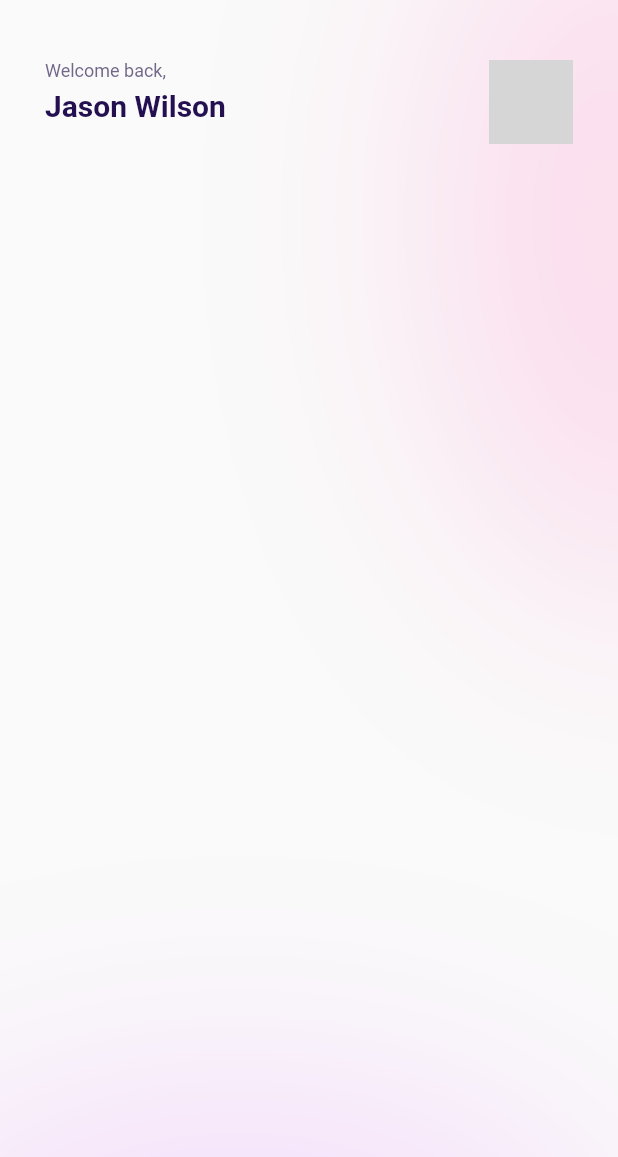
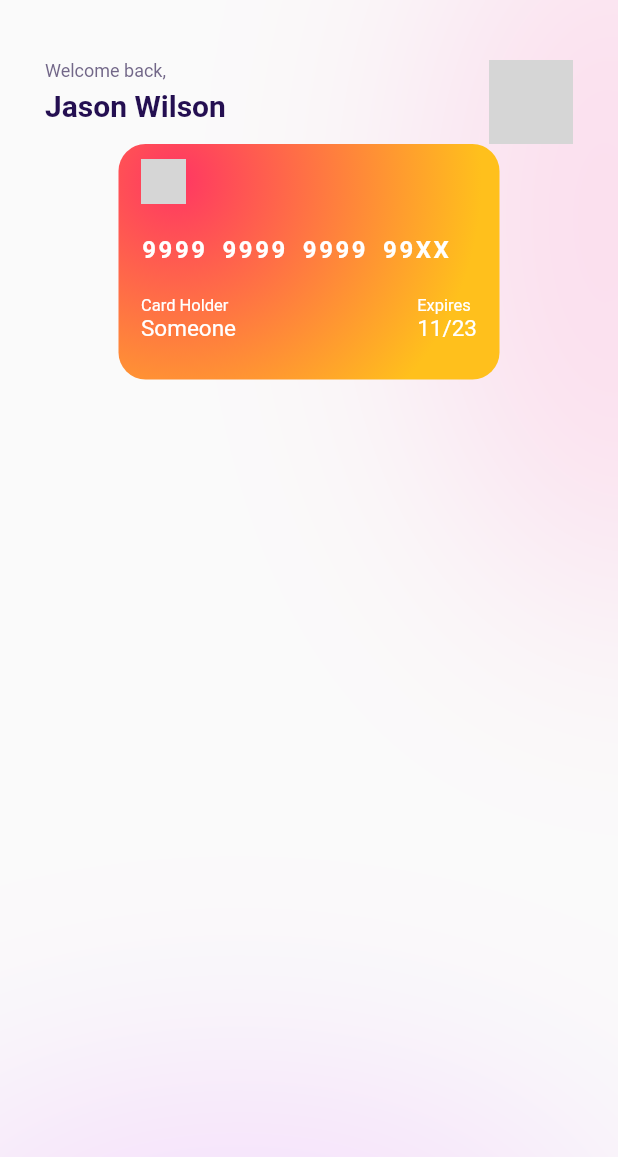
Before and after one commit to nothing628/letify, a Flutter app: the screen it shows after launch, on a phone screen of 412 x 824 dp. Shown: the top 1157 px of the screen. Run offline on Flutter 3.47's test engine with Material 2 defaults, Android fonts, the phone set to English and light mode, and no system bars; grey boxes are pictures that could not be loaded.

Commit message:
add card component

```diff
--- a/lib/helper/colors.dart
+++ b/lib/helper/colors.dart
@@ -5,5 +5,18 @@ class AppColors {
   static const descPurple = Color.fromRGBO(80, 66, 108, 0.8);
   static const darkPurple = Color.fromRGBO(36, 15, 81, 1);
   static const purple = Color.fromRGBO(83, 20, 214, 0.76);
+  static const blue = Color.fromRGBO(89, 39, 235, 1);
+  static const accentPurple = Color.fromRGBO(195, 60, 232, 1);
+  static const white = Colors.white;
   static const whitePurple = Color.fromRGBO(251, 249, 255, 1);
+  static const orange = Color.fromRGBO(255, 192, 28, 1);
+  static const red = Color.fromRGBO(255, 54, 99, 1);
+  static const cardGradient1 = RadialGradient(
+      colors: [red, orange], center: Alignment(-0.7, -0.7), radius: 1.3);
+  static const cardGradient2 = LinearGradient(
+      colors: [blue, accentPurple, accentPurple],
+      stops: [0, 0.6, 1],
+      begin: Alignment.topLeft,
+      end: Alignment.bottomRight,
+      transform: GradientRotation(0.4));
 }
--- a/lib/screen/home_screen.dart
+++ b/lib/screen/home_screen.dart
@@ -1,5 +1,6 @@
 import 'package:flutter/material.dart';
 import '../widgets/blurred_background.dart';
+import '../widgets/credit_card.dart';
 import '../helper/colors.dart';
 
 class HomeScreen extends StatelessWidget {
@@ -13,7 +14,7 @@ class HomeScreen extends StatelessWidget {
       body: Stack(children: [
         const BlurredBackground(),
         Padding(
-          padding: EdgeInsets.symmetric(horizontal: 30, vertical: 40),
+          padding: const EdgeInsets.symmetric(horizontal: 30, vertical: 40),
           child: Column(
             children: [
               Row(
@@ -22,7 +23,7 @@ class HomeScreen extends StatelessWidget {
                 children: [
                   Column(
                     crossAxisAlignment: CrossAxisAlignment.start,
-                    children: [
+                    children: const [
                       Padding(
                         padding: EdgeInsets.only(bottom: 5),
                         child: Text(
@@ -40,12 +41,13 @@ class HomeScreen extends StatelessWidget {
                       )
                     ],
                   ),
-                  CircleAvatar(
+                  const CircleAvatar(
                     radius: 28,
                     backgroundImage: AssetImage('images/profile.jpg'),
                   )
                 ],
-              )
+              ),
+              const CreditCard(),
             ],
           ),
         )
--- /dev/null
+++ b/lib/widgets/credit_card.dart
@@ -0,0 +1,88 @@
+import 'package:flutter/material.dart';
+import '../helper/colors.dart';
+
+class CreditCard extends StatelessWidget {
+  const CreditCard({Key? key}) : super(key: key);
+
+  @override
+  Widget build(BuildContext context) {
+    const cardNumberStyle = TextStyle(
+        color: AppColors.white,
+        fontSize: 16,
+        fontWeight: FontWeight.w700,
+        letterSpacing: 1.7,
+        wordSpacing: 1.7);
+
+    const labelStyle = TextStyle(color: AppColors.white, fontSize: 11);
+    const contentStyle = TextStyle(color: AppColors.white, fontSize: 15);
+
+    return Container(
+      width: 254,
+      height: 157,
+      decoration: BoxDecoration(
+        borderRadius: BorderRadius.circular(18),
+        gradient: AppColors.cardGradient1,
+      ),
+      child: Padding(
+        padding: const EdgeInsets.symmetric(vertical: 10, horizontal: 15),
+        child: Column(
+          crossAxisAlignment: CrossAxisAlignment.start,
+          children: [
+            const Image(
+              height: 30,
+              image: AssetImage('icons/mastercard.png'),
+            ),
+            Padding(
+              padding: const EdgeInsets.symmetric(vertical: 21),
+              child: Row(
+                children: const [
+                  Padding(
+                    padding: EdgeInsets.only(right: 10),
+                    child: Text('9999', style: cardNumberStyle),
+                  ),
+                  Padding(
+                    padding: EdgeInsets.only(right: 10),
+                    child: Text('9999', style: cardNumberStyle),
+                  ),
+                  Padding(
+                    padding: EdgeInsets.only(right: 10),
+                    child: Text('9999', style: cardNumberStyle),
+                  ),
+                  Padding(
+                    padding: EdgeInsets.only(right: 10),
+                    child: Text(
+                      '99XX',
+                      style: cardNumberStyle,
+                    ),
+                  )
+                ],
+              ),
+            ),
+            Row(
+              mainAxisAlignment: MainAxisAlignment.spaceBetween,
+              children: [
+                Column(
+                  crossAxisAlignment: CrossAxisAlignment.start,
+                  children: const [
+                    Text(
+                      'Card Holder',
+                      style: labelStyle,
+                    ),
+                    Text('Someone', style: contentStyle)
+                  ],
+                ),
+                Column(
+                  crossAxisAlignment: CrossAxisAlignment.start,
+                  children: const [
+                    Text('Expires', style: labelStyle),
+                    Text('11/23', style: contentStyle)
+                  ],
+                )
+              ],
+            )
+          ],
+        ),
+      ),
+    );
+  }
+}
```
Also changed, not shown: assets/icons/2.0x/mastercard.png (added), assets/icons/2.0x/visa.png (added), assets/icons/3.0x/mastercard.png (added), assets/icons/3.0x/visa.png (added), assets/icons/4.0x/mastercard.png (added), assets/icons/4.0x/visa.png (added), assets/icons/mastercard.png (added), assets/icons/visa.png (added).
